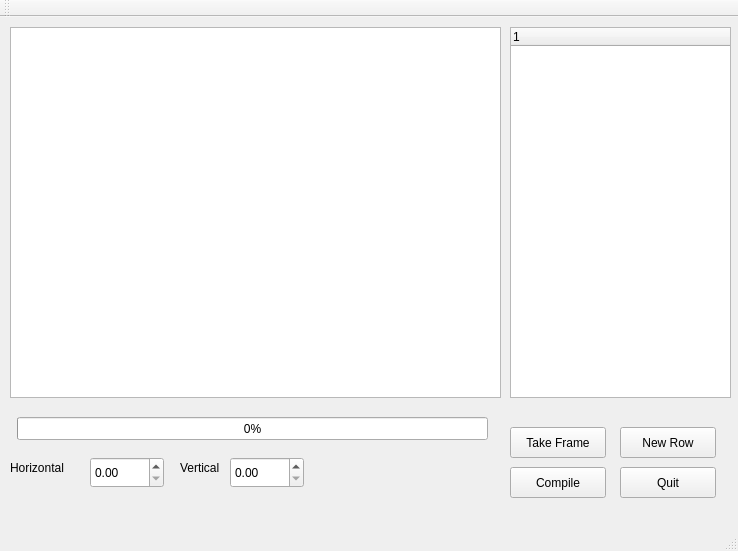
The window that turbocapture.ui (TurBoss/TurBoCapture3000) describes before a commit, drawn with Qt 5.
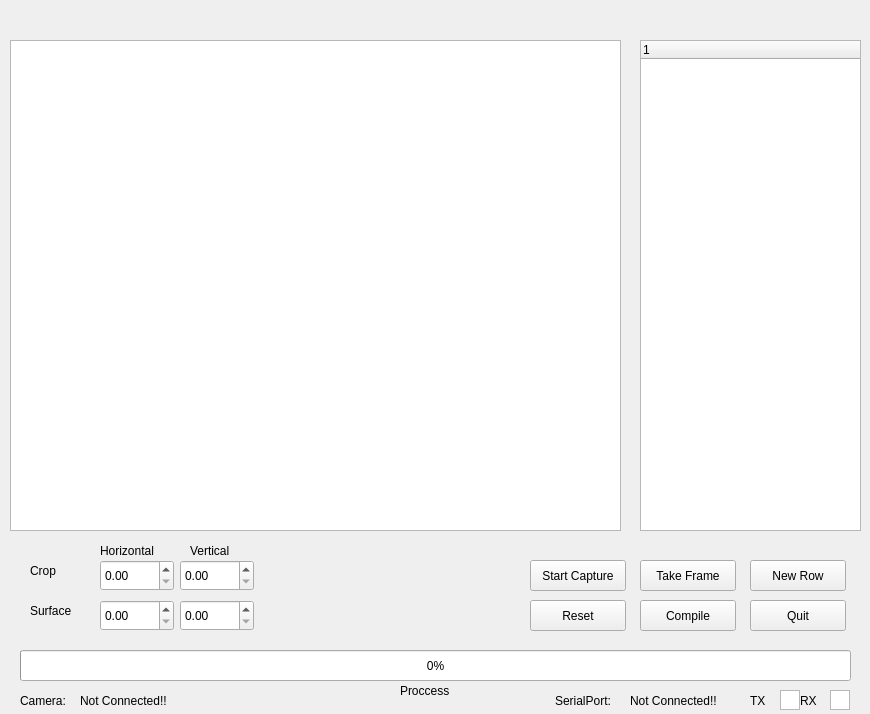
The same window after the commit.

Commit message: From Serial to Qserial

Diff of the .ui file:
```diff
--- a/turbocapture.ui
+++ b/turbocapture.ui
@@ -2,12 +2,15 @@
 <ui version="4.0">
  <class>TurBoCapture</class>
  <widget class="QMainWindow" name="TurBoCapture">
+  <property name="enabled">
+   <bool>true</bool>
+  </property>
   <property name="geometry">
    <rect>
     <x>0</x>
     <y>0</y>
-    <width>738</width>
-    <height>551</height>
+    <width>870</width>
+    <height>714</height>
    </rect>
   </property>
   <property name="windowTitle">
@@ -17,8 +20,8 @@
    <widget class="QDoubleSpinBox" name="horizontalSpinBox">
     <property name="geometry">
      <rect>
-      <x>90</x>
-      <y>440</y>
+      <x>100</x>
+      <y>560</y>
       <width>74</width>
       <height>31</height>
      </rect>
@@ -30,8 +33,8 @@
    <widget class="QPushButton" name="quitButton">
     <property name="geometry">
      <rect>
-      <x>620</x>
-      <y>450</y>
+      <x>750</x>
+      <y>600</y>
       <width>96</width>
       <height>31</height>
      </rect>
@@ -43,8 +46,8 @@
    <widget class="QDoubleSpinBox" name="verticalSpinBox">
     <property name="geometry">
      <rect>
-      <x>230</x>
-      <y>440</y>
+      <x>180</x>
+      <y>560</y>
       <width>74</width>
       <height>31</height>
      </rect>
@@ -57,17 +60,26 @@
     <property name="geometry">
      <rect>
       <x>10</x>
-      <y>10</y>
-      <width>491</width>
-      <height>371</height>
+      <y>40</y>
+      <width>611</width>
+      <height>491</height>
      </rect>
     </property>
+    <property name="frameShadow">
+     <enum>QFrame::Sunken</enum>
+    </property>
+    <property name="lineWidth">
+     <number>1</number>
+    </property>
+    <property name="interactive">
+     <bool>true</bool>
+    </property>
    </widget>
    <widget class="QLabel" name="label_2">
     <property name="geometry">
      <rect>
-      <x>10</x>
-      <y>440</y>
+      <x>100</x>
+      <y>540</y>
       <width>71</width>
       <height>21</height>
      </rect>
@@ -79,8 +91,8 @@
    <widget class="QLabel" name="label_3">
     <property name="geometry">
      <rect>
-      <x>180</x>
-      <y>440</y>
+      <x>190</x>
+      <y>540</y>
       <width>51</width>
       <height>21</height>
      </rect>
@@ -92,8 +104,8 @@
    <widget class="QPushButton" name="takeFrameButton">
     <property name="geometry">
      <rect>
-      <x>510</x>
-      <y>410</y>
+      <x>640</x>
+      <y>560</y>
       <width>96</width>
       <height>31</height>
      </rect>
@@ -108,10 +120,10 @@
     </property>
     <property name="geometry">
      <rect>
-      <x>17</x>
-      <y>400</y>
-      <width>471</width>
-      <height>23</height>
+      <x>20</x>
+      <y>650</y>
+      <width>831</width>
+      <height>31</height>
      </rect>
     </property>
     <property name="value">
@@ -121,18 +133,23 @@
    <widget class="QTreeWidget" name="treeWidget">
     <property name="geometry">
      <rect>
-      <x>510</x>
-      <y>10</y>
+      <x>640</x>
+      <y>40</y>
       <width>221</width>
-      <height>371</height>
+      <height>491</height>
      </rect>
     </property>
+    <column>
+     <property name="text">
+      <string notr="true">1</string>
+     </property>
+    </column>
    </widget>
    <widget class="QPushButton" name="compileButton">
     <property name="geometry">
      <rect>
-      <x>510</x>
-      <y>450</y>
+      <x>640</x>
+      <y>600</y>
       <width>96</width>
       <height>31</height>
      </rect>
@@ -144,8 +161,8 @@
    <widget class="QPushButton" name="newRowButton">
     <property name="geometry">
      <rect>
-      <x>620</x>
-      <y>410</y>
+      <x>750</x>
+      <y>560</y>
       <width>96</width>
       <height>31</height>
      </rect>
@@ -154,26 +171,205 @@
      <string>New Row</string>
     </property>
    </widget>
+   <widget class="QDoubleSpinBox" name="verticalSurfacesSpinBox">
+    <property name="geometry">
+     <rect>
+      <x>180</x>
+      <y>600</y>
+      <width>74</width>
+      <height>31</height>
+     </rect>
+    </property>
+    <property name="maximum">
+     <double>999.990000000000009</double>
+    </property>
+   </widget>
+   <widget class="QDoubleSpinBox" name="horizontalSurfaceSpinBox">
+    <property name="geometry">
+     <rect>
+      <x>100</x>
+      <y>600</y>
+      <width>74</width>
+      <height>31</height>
+     </rect>
+    </property>
+    <property name="maximum">
+     <double>999.990000000000009</double>
+    </property>
+   </widget>
+   <widget class="QLabel" name="cropLabel">
+    <property name="geometry">
+     <rect>
+      <x>30</x>
+      <y>560</y>
+      <width>66</width>
+      <height>21</height>
+     </rect>
+    </property>
+    <property name="text">
+     <string>Crop</string>
+    </property>
+   </widget>
+   <widget class="QLabel" name="surfaceLabel">
+    <property name="geometry">
+     <rect>
+      <x>30</x>
+      <y>600</y>
+      <width>66</width>
+      <height>21</height>
+     </rect>
+    </property>
+    <property name="text">
+     <string>Surface</string>
+    </property>
+   </widget>
+   <widget class="QLabel" name="proccessLabel">
+    <property name="enabled">
+     <bool>true</bool>
+    </property>
+    <property name="geometry">
+     <rect>
+      <x>400</x>
+      <y>680</y>
+      <width>66</width>
+      <height>21</height>
+     </rect>
+    </property>
+    <property name="text">
+     <string>Proccess</string>
+    </property>
+   </widget>
+   <widget class="QPushButton" name="captureButton">
+    <property name="geometry">
+     <rect>
+      <x>530</x>
+      <y>560</y>
+      <width>96</width>
+      <height>31</height>
+     </rect>
+    </property>
+    <property name="text">
+     <string>Start Capture</string>
+    </property>
+   </widget>
+   <widget class="QPushButton" name="resetButton">
+    <property name="geometry">
+     <rect>
+      <x>530</x>
+      <y>600</y>
+      <width>96</width>
+      <height>31</height>
+     </rect>
+    </property>
+    <property name="text">
+     <string>Reset</string>
+    </property>
+   </widget>
+   <widget class="QLabel" name="TxLabel">
+    <property name="geometry">
+     <rect>
+      <x>750</x>
+      <y>690</y>
+      <width>21</width>
+      <height>21</height>
+     </rect>
+    </property>
+    <property name="text">
+     <string>TX</string>
+    </property>
+   </widget>
+   <widget class="QGraphicsView" name="TxLed">
+    <property name="geometry">
+     <rect>
+      <x>780</x>
+      <y>690</y>
+      <width>20</width>
+      <height>20</height>
+     </rect>
+    </property>
+    <property name="frameShadow">
+     <enum>QFrame::Plain</enum>
+    </property>
+   </widget>
+   <widget class="QLabel" name="RxLabel">
+    <property name="geometry">
+     <rect>
+      <x>800</x>
+      <y>690</y>
+      <width>21</width>
+      <height>21</height>
+     </rect>
+    </property>
+    <property name="text">
+     <string>RX</string>
+    </property>
+   </widget>
+   <widget class="QGraphicsView" name="RxLed">
+    <property name="geometry">
+     <rect>
+      <x>830</x>
+      <y>690</y>
+      <width>20</width>
+      <height>20</height>
+     </rect>
+    </property>
+    <property name="frameShadow">
+     <enum>QFrame::Plain</enum>
+    </property>
+   </widget>
+   <widget class="QLabel" name="serialLabel">
+    <property name="geometry">
+     <rect>
+      <x>555</x>
+      <y>690</y>
+      <width>71</width>
+      <height>21</height>
+     </rect>
+    </property>
+    <property name="text">
+     <string>SerialPort:</string>
+    </property>
+   </widget>
+   <widget class="QLabel" name="serialPortStatus">
+    <property name="geometry">
+     <rect>
+      <x>630</x>
+      <y>690</y>
+      <width>111</width>
+      <height>21</height>
+     </rect>
+    </property>
+    <property name="text">
+     <string>Not Connected!!</string>
+    </property>
+   </widget>
+   <widget class="QLabel" name="camLabel">
+    <property name="geometry">
+     <rect>
+      <x>20</x>
+      <y>690</y>
+      <width>66</width>
+      <height>21</height>
+     </rect>
+    </property>
+    <property name="text">
+     <string>Camera:</string>
+    </property>
+   </widget>
+   <widget class="QLabel" name="camStatusLabel">
+    <property name="geometry">
+     <rect>
+      <x>80</x>
+      <y>690</y>
+      <width>111</width>
+      <height>21</height>
+     </rect>
+    </property>
+    <property name="text">
+     <string>Not Connected!!</string>
+    </property>
+   </widget>
   </widget>
-  <widget class="QMenuBar" name="menuBar">
-   <property name="geometry">
-    <rect>
-     <x>0</x>
-     <y>0</y>
-     <width>738</width>
-     <height>27</height>
-    </rect>
-   </property>
-  </widget>
-  <widget class="QToolBar" name="mainToolBar">
-   <attribute name="toolBarArea">
-    <enum>TopToolBarArea</enum>
-   </attribute>
-   <attribute name="toolBarBreak">
-    <bool>false</bool>
-   </attribute>
-  </widget>
-  <widget class="QStatusBar" name="statusBar"/>
  </widget>
  <layoutdefault spacing="6" margin="11"/>
  <resources/>
```
Left out of the diff: 16 changed lines with no effect on the pictures. The commit also changes 5 other files.
